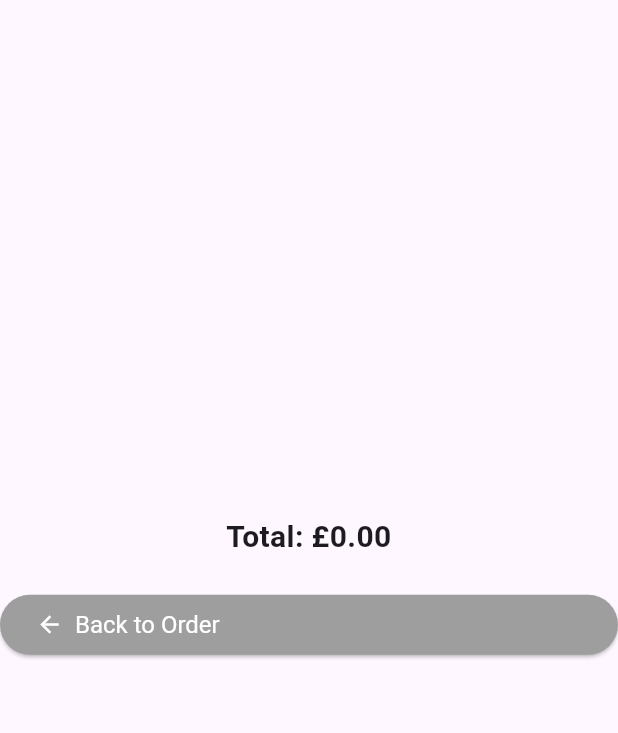
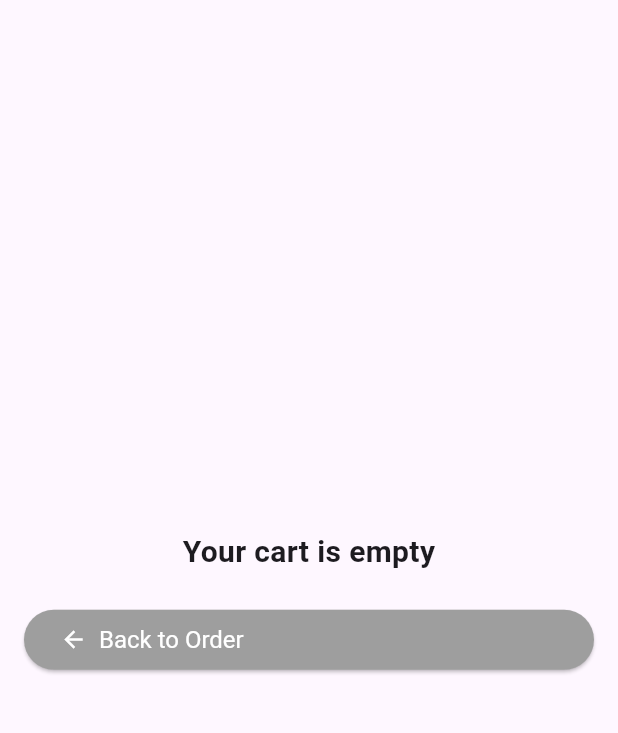
Before and after one commit to Adefola-lab/sandwich_shop, a Flutter app: the CartScreen screen opened directly with empty values, on a phone screen of 412 x 824 dp, the part 72-805 px from its top. Run offline on Flutter 3.47's test engine with Material 3 defaults, Android fonts, the phone set to English and light mode, and no system bars.

Commit message:
add functionality to cart view page to allow manipulation of item quantites and improved UI. update tests to cover newly added functionality

```diff
--- a/lib/views/cart_screen.dart
+++ b/lib/views/cart_screen.dart
@@ -37,6 +37,96 @@ class _CartScreenState extends State<CartScreen> {
     );
   }
 
+  Future<bool> _showRemoveItemDialog() async {
+    final result = await showDialog<bool>(
+      context: context,
+      builder: (BuildContext context) {
+        return AlertDialog(
+          title: const Text('Remove Item?'),
+          content: const Text('Remove this item from your cart?'),
+          actions: [
+            TextButton(
+              onPressed: () => Navigator.of(context).pop(false),
+              child: const Text('Cancel'),
+            ),
+            TextButton(
+              onPressed: () => Navigator.of(context).pop(true),
+              child: const Text('Remove'),
+            ),
+          ],
+        );
+      },
+    );
+    return result ?? false;
+  }
+
+  Future<bool> _showClearCartDialog() async {
+    final result = await showDialog<bool>(
+      context: context,
+      builder: (BuildContext context) {
+        return AlertDialog(
+          title: const Text('Clear Cart?'),
+          content: const Text('Are you sure you want to clear your cart?'),
+          actions: [
+            TextButton(
+              onPressed: () => Navigator.of(context).pop(false),
+              child: const Text('Cancel'),
+            ),
+            TextButton(
+              onPressed: () => Navigator.of(context).pop(true),
+              child: const Text('Clear'),
+            ),
+          ],
+        );
+      },
+    );
+    return result ?? false;
+  }
+
+  void _increaseQuantity(Sandwich sandwich) {
+    setState(() {
+      widget.cart.add(sandwich, quantity: 1);
+    });
+  }
+
+  Future<void> _decreaseQuantity(Sandwich sandwich, int currentQuantity) async {
+    // If this is the last item, show confirmation dialog
+    if (currentQuantity == 1) {
+      final confirmed = await _showRemoveItemDialog();
+      if (!confirmed) {
+        return; // User cancelled, don't remove
+      }
+    }
+
+    setState(() {
+      widget.cart.remove(sandwich, quantity: 1);
+    });
+  }
+
+  Future<void> _removeItem(Sandwich sandwich) async {
+    final confirmed = await _showRemoveItemDialog();
+    if (!confirmed) {
+      return; // User cancelled
+    }
+
+    setState(() {
+      // Remove entire item by removing all quantity
+      final currentQuantity = widget.cart.getQuantity(sandwich);
+      widget.cart.remove(sandwich, quantity: currentQuantity);
+    });
+  }
+
+  Future<void> _clearCart() async {
+    final confirmed = await _showClearCartDialog();
+    if (!confirmed) {
+      return; // User cancelled
+    }
+
+    setState(() {
+      widget.cart.clear();
+    });
+  }
+
   @override
   Widget build(BuildContext context) {
     return Scaffold(
@@ -55,31 +145,94 @@ class _CartScreenState extends State<CartScreen> {
       ),
       body: Center(
         child: SingleChildScrollView(
+          child: Padding(
+            padding: const EdgeInsets.all(16.0),
             child: Column(
               crossAxisAlignment: CrossAxisAlignment.stretch,
               children: [
                 const SizedBox(height: 20),
-              for (MapEntry<Sandwich, int> entry in widget.cart.items.entries)
-                Column(
+                if (widget.cart.isEmpty)
+                  const Padding(
+                    padding: EdgeInsets.all(20.0),
+                    child: Text(
+                      'Your cart is empty',
+                      style: heading2,
+                      textAlign: TextAlign.center,
+                    ),
+                  ),
+                if (widget.cart.isEmpty == false)
+                  for (MapEntry<Sandwich, int> entry
+                      in widget.cart.items.entries)
+                    Card(
+                      margin: const EdgeInsets.only(bottom: 16.0),
+                      elevation: 2,
+                      child: Padding(
+                        padding: const EdgeInsets.all(16.0),
+                        child: Column(
                           children: [
                             Text(entry.key.name, style: heading2),
+                            const SizedBox(height: 4),
                             Text(
                               '${_getSizeText(entry.key.isFootlong)} on ${entry.key.breadType.name} bread',
                               style: normalText,
                             ),
-                    Text(
-                      'Qty: ${entry.value} - £${_getItemPrice(entry.key, entry.value).toStringAsFixed(2)}',
+                            const SizedBox(height: 12),
+                            Row(
+                              mainAxisAlignment: MainAxisAlignment.center,
+                              children: [
+                                IconButton(
+                                  icon: const Icon(Icons.remove),
+                                  onPressed: () =>
+                                      _decreaseQuantity(entry.key, entry.value),
+                                  tooltip: 'Decrease quantity',
+                                ),
+                                Padding(
+                                  padding: const EdgeInsets.symmetric(
+                                      horizontal: 8.0),
+                                  child: Text(
+                                    'Qty: ${entry.value}',
                                     style: normalText,
                                   ),
-                    const SizedBox(height: 20),
+                                ),
+                                IconButton(
+                                  icon: const Icon(Icons.add),
+                                  onPressed: () => _increaseQuantity(entry.key),
+                                  tooltip: 'Increase quantity',
+                                ),
+                                const SizedBox(width: 16),
+                                IconButton(
+                                  icon: const Icon(Icons.delete_outline,
+                                      color: Colors.red),
+                                  onPressed: () => _removeItem(entry.key),
+                                  tooltip: 'Remove item',
+                                ),
                               ],
                             ),
+                            const SizedBox(height: 8),
+                            Text(
+                              '£${_getItemPrice(entry.key, entry.value).toStringAsFixed(2)}',
+                              style: heading2,
+                            ),
+                          ],
+                        ),
+                      ),
+                    ),
+                if (widget.cart.isEmpty == false) const SizedBox(height: 8),
+                if (widget.cart.isEmpty == false)
                   Text(
                     'Total: £${widget.cart.totalPrice.toStringAsFixed(2)}',
                     style: heading2,
                     textAlign: TextAlign.center,
                   ),
-              const SizedBox(height: 20),
+                if (widget.cart.isEmpty == false) const SizedBox(height: 20),
+                if (widget.cart.isEmpty == false)
+                  StyledButton(
+                    onPressed: _clearCart,
+                    icon: Icons.remove_shopping_cart,
+                    label: 'Clear Cart',
+                    backgroundColor: Colors.red,
+                  ),
+                if (widget.cart.isEmpty == false) const SizedBox(height: 20),
                 StyledButton(
                   onPressed: _goBack,
                   icon: Icons.arrow_back,
@@ -91,6 +244,7 @@ class _CartScreenState extends State<CartScreen> {
             ),
           ),
         ),
+      ),
     );
   }
 }
```
Also changed, not shown: 1 other file. Lines whose indentation alone changed are shown as unchanged.
